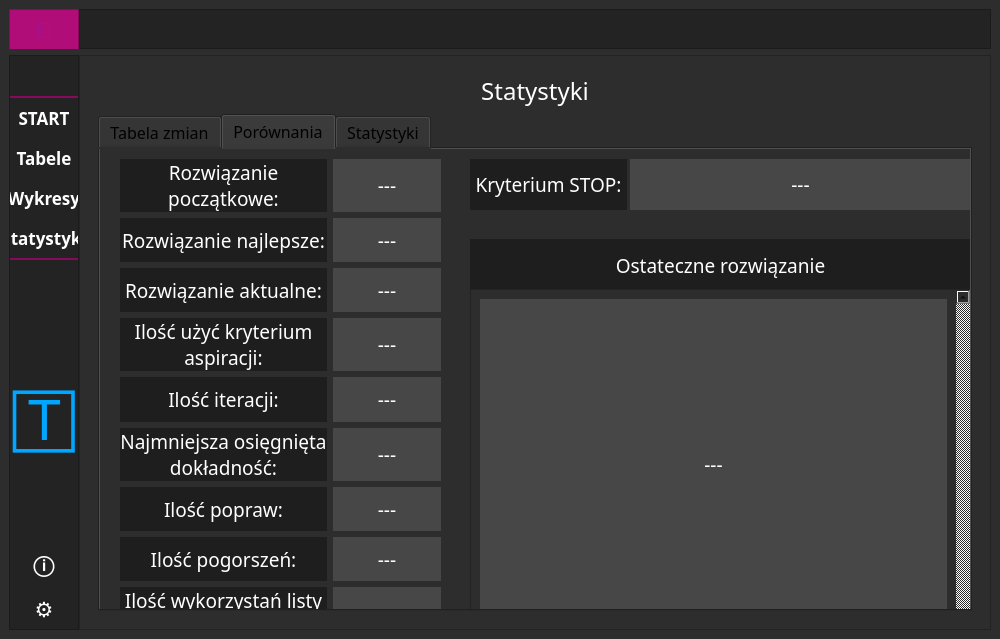
Old version of the form Projekt/app.ui in the repository Julnowak/Vineyard-Model.
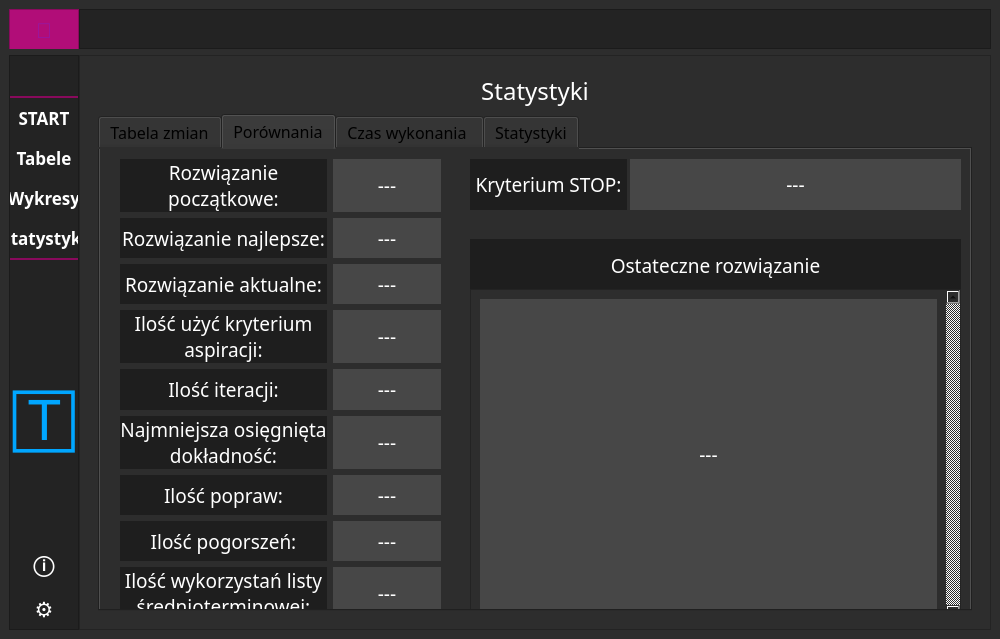
New version of the form. The open tabs and pages were chosen to show the change. Icons and pictures are not drawn. Custom widgets are drawn as their Qt base class.

Diff of the .ui file:
```diff
--- a/Projekt/app.ui
+++ b/Projekt/app.ui
@@ -6582,7 +6582,7 @@
                     <x>20</x>
                     <y>10</y>
                     <width>321</width>
-                    <height>481</height>
+                    <height>461</height>
                    </rect>
                   </property>
                   <layout class="QGridLayout" name="gridLayout_8">
@@ -6980,7 +6980,7 @@
                    <rect>
                     <x>370</x>
                     <y>90</y>
-                    <width>501</width>
+                    <width>491</width>
                     <height>53</height>
                    </rect>
                   </property>
@@ -7006,7 +7006,7 @@
                    <rect>
                     <x>530</x>
                     <y>10</y>
-                    <width>341</width>
+                    <width>331</width>
                     <height>51</height>
                    </rect>
                   </property>
@@ -7061,8 +7061,8 @@
                    <rect>
                     <x>370</x>
                     <y>140</y>
-                    <width>501</width>
-                    <height>351</height>
+                    <width>491</width>
+                    <height>331</height>
                    </rect>
                   </property>
                   <property name="verticalScrollBarPolicy">
@@ -7076,8 +7076,8 @@
                     <rect>
                      <x>0</x>
                      <y>0</y>
-                     <width>482</width>
-                     <height>349</height>
+                     <width>472</width>
+                     <height>329</height>
                     </rect>
                    </property>
                    <layout class="QVBoxLayout" name="verticalLayout_12">
@@ -7108,6 +7108,11 @@
                   </widget>
                  </widget>
                 </widget>
+                <widget class="QWidget" name="tab_3">
+                 <attribute name="title">
+                  <string>Czas wykonania </string>
+                 </attribute>
+                </widget>
                 <widget class="QWidget" name="tab_5">
                  <attribute name="title">
                   <string>Statystyki</string>
```
Left out of the diff: 20 changed lines with no effect on the pictures.
